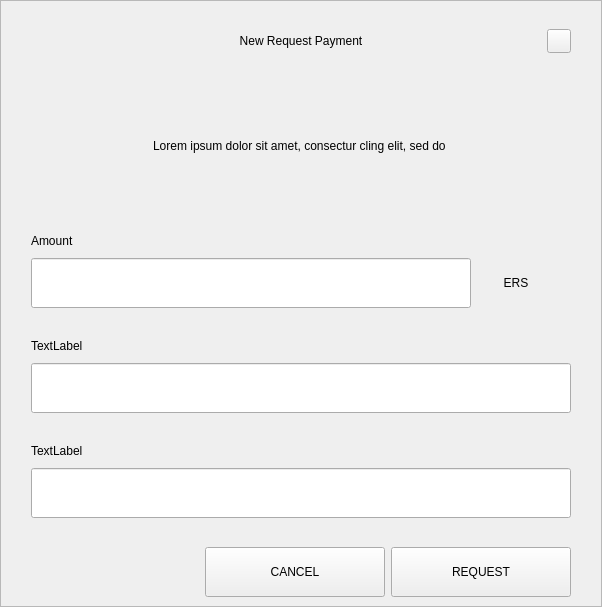
Before: the Qt Designer form src/qt/eros/forms/requestdialog.ui in ErosCore/ErosCore, drawn with Qt 5.
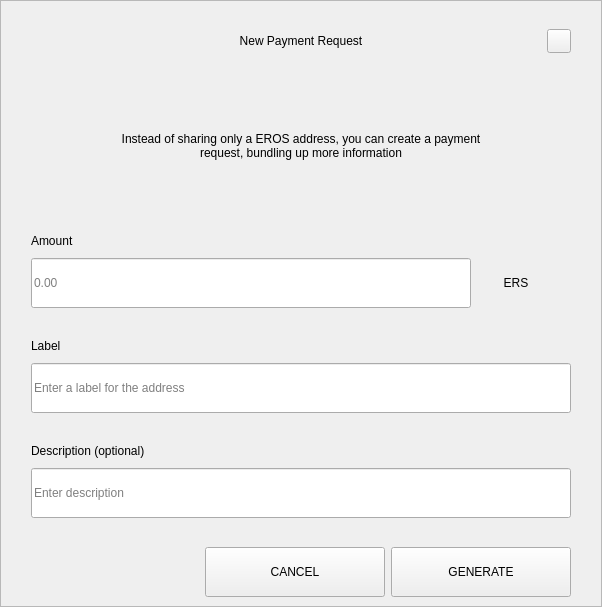
After: the same form once the commit is applied.

Patch:
```diff
--- a/src/qt/eros/forms/requestdialog.ui
+++ b/src/qt/eros/forms/requestdialog.ui
@@ -92,7 +92,7 @@
            <string notr="true">padding-left:24px;</string>
           </property>
           <property name="text">
-           <string>New Request Payment</string>
+           <string>New Payment Request</string>
           </property>
           <property name="alignment">
            <set>Qt::AlignCenter</set>
@@ -210,7 +210,7 @@
              </size>
             </property>
             <property name="text">
-             <string>Lorem ipsum dolor sit amet, consectur cling elit, sed do </string>
+             <string>Instead of sharing only a EROS address, you can create a payment request, bundling up more information</string>
             </property>
             <property name="alignment">
              <set>Qt::AlignCenter</set>
@@ -289,6 +289,9 @@
                     <height>50</height>
                    </size>
                   </property>
+                  <property name="placeholderText">
+                   <string notr="true">0.00</string>
+                  </property>
                  </widget>
                 </item>
                 <item>
@@ -376,7 +379,7 @@
                </size>
               </property>
               <property name="text">
-               <string>TextLabel</string>
+               <string>Label</string>
               </property>
              </widget>
             </item>
@@ -394,6 +397,9 @@
                 <height>50</height>
                </size>
               </property>
+              <property name="placeholderText">
+               <string>Enter a label for the address</string>
+              </property>
              </widget>
             </item>
            </layout>
@@ -434,7 +440,7 @@
                </size>
               </property>
               <property name="text">
-               <string>TextLabel</string>
+               <string>Description (optional)</string>
               </property>
              </widget>
             </item>
@@ -452,6 +458,9 @@
                 <height>50</height>
                </size>
               </property>
+              <property name="placeholderText">
+               <string>Enter description</string>
+              </property>
              </widget>
             </item>
             <item>
@@ -672,7 +681,7 @@
             <enum>Qt::NoFocus</enum>
            </property>
            <property name="text">
-            <string>REQUEST</string>
+            <string>GENERATE</string>
            </property>
           </widget>
          </item>
```
Left out of the diff: 2 changed lines with no effect on the pictures.
